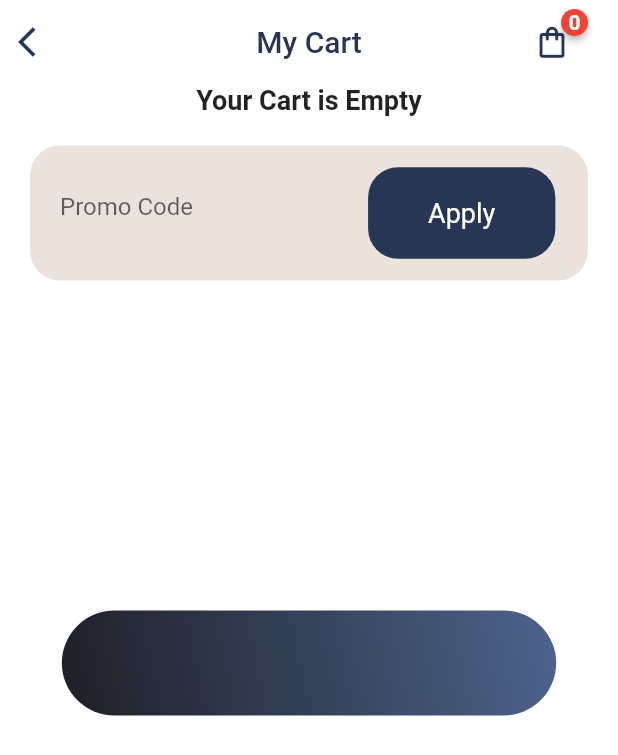
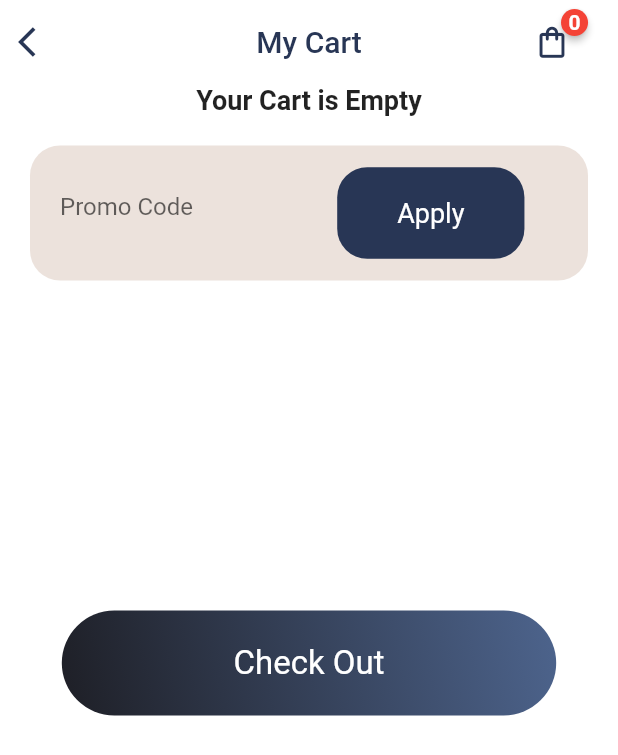
Before and after one commit to quyen1102/flutter_mobile_20_08, a Flutter app: the CartScreen screen opened directly, on a phone screen of 412 x 824 dp. Shown: the top 755 px of the screen. Run offline on Flutter 3.47's test engine with Material 2 defaults, Android fonts, the phone set to English and light mode, and no system bars; drawn by our look-alikes of badges; our stand-ins replace carousel_slider, cloud_firestore, dropdown_textfield, firebase_auth, firebase_core, flutter_slidable and 5 more; missing offline and left inert: search_page; accounts and stored records are empty.

Commit message:
fix bug get data cart, add list screen

```diff
--- a/lib/features/products/cart.dart
+++ b/lib/features/products/cart.dart
@@ -2,10 +2,14 @@ import 'package:badges/badges.dart';
 import 'package:flutter/material.dart';
 import 'package:flutter/src/widgets/container.dart';
 import 'package:flutter/src/widgets/framework.dart';
+import 'package:flutter_mobile_20_08/store/api/api.dart';
+import 'package:flutter_mobile_20_08/util/toast.dart';
 import 'package:flutter_slidable/flutter_slidable.dart';
+import 'package:flutter_spinkit/flutter_spinkit.dart';
 import 'package:font_awesome_flutter/font_awesome_flutter.dart';
 import 'package:provider/provider.dart';
 
+import '../../common/component.dart';
 import '../../common/theme.dart';
 import '../../store/data/products.dart';
 import '../../store/models/luxuryProduct.dart';
@@ -19,18 +23,34 @@ class CartScreen extends StatefulWidget {
 }
 
 class _CartScreenState extends State<CartScreen> {
-  List<LuxuryProduct> listProducts = [];
   int numberSelected = 0;
   int _initNumberProduct = 0;
   double _totalPrice = 0;
 
+  bool isLoading = true;
+
+  setUpData() async {
+    var cart = Provider.of<CartProvider>(context, listen: false);
+    List<LuxuryProduct> list = await getCartFB();
+    cart.changeListCart(list);
+
+    cart.changeCounterCart(list.length);
+  }
+
+  void callData() async {
+    await setUpData();
+    setState(() {
+      isLoading = false;
+    });
+  }
+
   @override
   void initState() {
-    // TODO: implement initState
-    var list = context.read<CartProvider>().getCartList();
-
-    context.read<CartProvider>().reloadCounter(list.length);
     super.initState();
+    setState(() {
+      isLoading = true;
+    });
+    callData();
   }
 
   @override
@@ -42,7 +62,8 @@ class _CartScreenState extends State<CartScreen> {
 
   @override
   Widget build(BuildContext context) {
-    final cart = Provider.of<CartProvider>(context);
+    return Consumer<CartProvider>(
+        builder: (BuildContext context, cartProvider, widget) {
       return Scaffold(
         appBar: AppBar(
           elevation: 0,
@@ -65,16 +86,12 @@ class _CartScreenState extends State<CartScreen> {
           ),
           actions: [
             Badge(
-            badgeContent: Consumer<CartProvider>(
-              builder: (context, value, child) {
-                return Text(
-                  value.getCounter().toString(),
+              badgeContent: Text(
+                cartProvider.getCounter().toString(),
                 style: const TextStyle(
                   color: Colors.white,
                   fontWeight: FontWeight.bold,
                 ),
-                );
-              },
               ),
               position: const BadgePosition(start: 30, bottom: 28),
               child: IconButton(
@@ -96,7 +113,9 @@ class _CartScreenState extends State<CartScreen> {
             ),
           ],
         ),
-      body: Stack(
+        body: (isLoading)
+            ? loading
+            : Stack(
                 children: [
                   Positioned(
                     child: Container(
@@ -106,7 +125,7 @@ class _CartScreenState extends State<CartScreen> {
                       child: SingleChildScrollView(
                         child: Column(
                           children: [
-                    _renderListProduct(),
+                            _renderListProduct(cartProvider.cartList),
                             _renderInputPromoCode(),
                             const SizedBox(
                               height: 300,
@@ -153,7 +172,9 @@ class _CartScreenState extends State<CartScreen> {
                       child: Row(
                         mainAxisAlignment: MainAxisAlignment.center,
                         children: [
-                  Container(
+                          InkWell(
+                            onTap: _onTapCheckOut(),
+                            child: Container(
                                 alignment: Alignment.center,
                                 height: 70,
                                 width: MediaQuery.of(context).size.width * 0.8,
@@ -163,10 +184,20 @@ class _CartScreenState extends State<CartScreen> {
                                   gradient: LinearGradient(
                                     begin: Alignment.topRight,
                                     end: Alignment.bottomLeft,
-                        colors: [primaryColor, primarySuperDarkColor],
+                                    colors: [
+                                      primaryColor,
+                                      primarySuperDarkColor
+                                    ],
                                   ),
                                   borderRadius: BorderRadius.circular(50),
                                 ),
+                                child: Text(
+                                  "Check Out",
+                                  style: TextStyle(
+                                    fontSize: 22,
+                                    color: Colors.white,
+                                  ),
+                                )),
                           ),
                         ],
                       ),
@@ -175,7 +206,14 @@ class _CartScreenState extends State<CartScreen> {
                 ],
               ),
       );
+    });
   }
+
+  SpinKitFadingCircle loading = SpinKitFadingCircle(
+    color: primaryOrangeColor,
+    size: 50.0,
+    duration: const Duration(milliseconds: 2000),
+  );
 
   Color getColor(Set<MaterialState> states) {
     const Set<MaterialState> interactiveStates = <MaterialState>{
@@ -189,15 +227,20 @@ class _CartScreenState extends State<CartScreen> {
     return Colors.red;
   }
 
-  deleteItem() {}
+  deleteItem(LuxuryProduct product) async {
+    print("product: id: ${product.id}");
+    if (await deleteProduct(product.id)) {
+      toast("Delete successfully!!");
+      setUpData();
+    } else {
+      toast("Delete fail!!");
+    }
+  }
 
   shareItem() {}
 
-  Widget _renderListProduct() {
-    return Consumer<CartProvider>(
-      builder: (BuildContext context, provider, widget) {
-        listProducts = provider.cartList;
-        if (provider.cartList.isEmpty) {
+  Widget _renderListProduct(List<LuxuryProduct> list) {
+    if (list.isEmpty) {
       return const Center(
         child: Text(
           'Your Cart is Empty',
@@ -208,15 +251,13 @@ class _CartScreenState extends State<CartScreen> {
       return ListView.builder(
         physics: const NeverScrollableScrollPhysics(),
         shrinkWrap: true,
-            itemCount: listProducts.length,
+        itemCount: list.length,
         itemBuilder: (BuildContext context, int index) {
-              final luxuryProduct = listProducts[index];
+          final luxuryProduct = list[index];
           return _renderItemListProduct(luxuryProduct);
         },
       );
     }
-      },
-    );
   }
 
   bool isChecked = false;
@@ -228,7 +269,9 @@ class _CartScreenState extends State<CartScreen> {
         children: [
           SlidableAction(
             flex: 3,
-            onPressed: deleteItem(),
+            onPressed: (context) {
+              deleteItem(luxuryProduct);
+            },
             backgroundColor: Colors.red,
             foregroundColor: Colors.white,
             icon: FontAwesomeIcons.trashCan,
@@ -435,7 +478,7 @@ class _CartScreenState extends State<CartScreen> {
             Container(
               height: 30,
               margin: const EdgeInsets.symmetric(vertical: 10, horizontal: 20),
-              width: MediaQuery.of(context).size.width * 0.45,
+              width: MediaQuery.of(context).size.width * 0.4,
               child: TextField(
                 maxLines: 1,
                 cursorColor: primaryOrangeColor,
@@ -477,4 +520,6 @@ class _CartScreenState extends State<CartScreen> {
   }
 
   void submitPromoCode() {}
+
+  _onTapCheckOut() {}
 }
--- a/lib/store/models/luxuryProduct.dart
+++ b/lib/store/models/luxuryProduct.dart
@@ -2,7 +2,7 @@ import 'package:flutter/material.dart';
 
 @immutable
 class LuxuryProduct with ChangeNotifier {
-  final String id;
+  late final String id;
   final String name;
   final String brandName;
   final String image;
@@ -96,4 +96,9 @@ class LuxuryProduct with ChangeNotifier {
     quantity?.value--;
     notifyListeners();
   }
+
+  void setId(String newId) {
+    id = newId;
+    notifyListeners();
+  }
 }
--- a/lib/store/provider/CartProvider.dart
+++ b/lib/store/provider/CartProvider.dart
@@ -17,6 +17,11 @@ class CartProvider with ChangeNotifier {
   double get totalPrice => _totalPrice;
 
   List<LuxuryProduct> cartList = [];
+  changeListCart(List<LuxuryProduct> cartListNew) {
+    cartList = cartListNew;
+    notifyListeners();
+  }
+
   List<LuxuryProduct> getCartList() {
     cartProductRef.get().then(
       (QuerySnapshot querySnapshot) {
@@ -38,7 +43,7 @@ class CartProvider with ChangeNotifier {
     notifyListeners();
   }
 
-  void reloadCounter(int counterUpdate) {
+  void changeCounterCart(int counterUpdate) {
     _counter = counterUpdate;
     notifyListeners();
   }
```
Also changed, not shown: lib/common/component.dart (+8 -0 lines), lib/features/App.dart (+17 -12 lines), lib/features/Home/HomeScreen.dart (+55 -14 lines), lib/features/QRCode/qrcode.dart (added, +15 -0 lines), lib/features/products/detailProductScreen.dart (+29 -5 lines), lib/features/products/listProduct.dart (added, +347 -0 lines), lib/store/api/api.dart (added, +75 -0 lines). Lines whose indentation alone changed are shown as unchanged.
